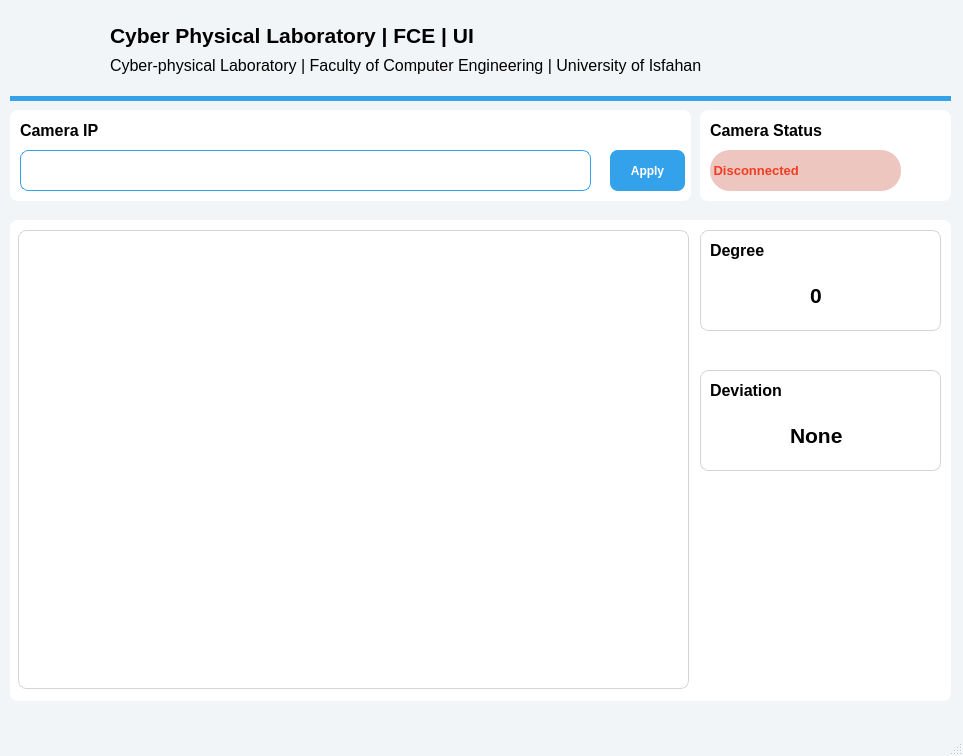
This is 4-User Interface/untitled/mainwindow.ui in pouriaSameti/industrial-pose-estimation as Qt 5 draws it before an edit. The edited form follows.
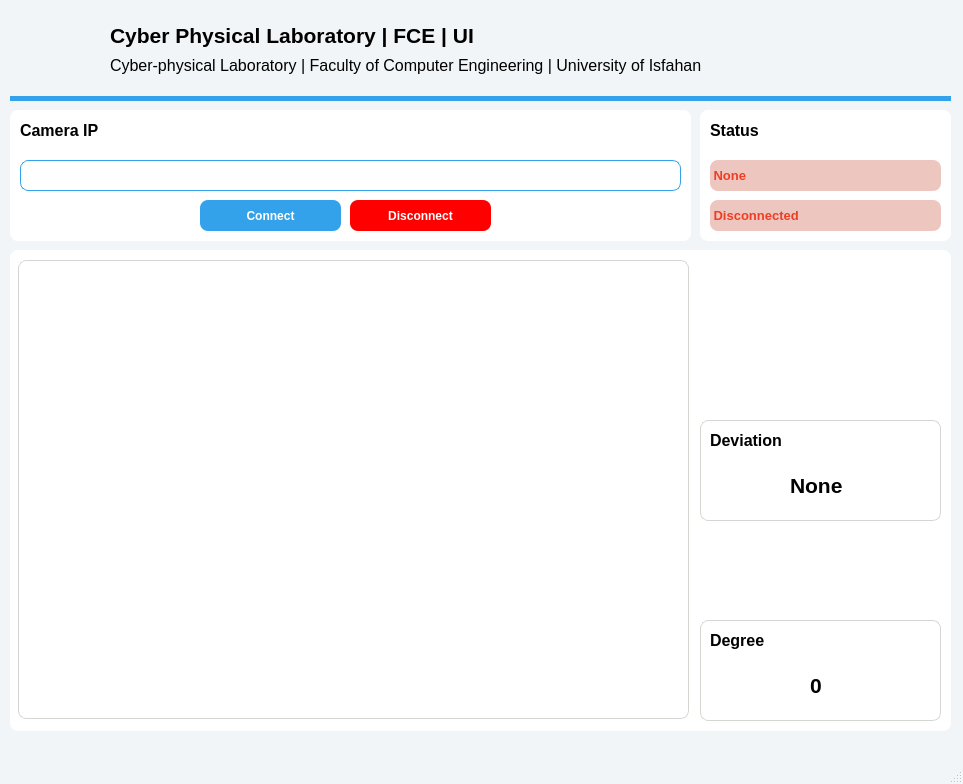
This is the edited form. Icons and pictures are not drawn.

Commit message: UI -> Add Disconnect button. Add real-time source frame.

Patch:
```diff
--- a/4-User Interface/untitled/mainwindow.ui
+++ b/4-User Interface/untitled/mainwindow.ui
@@ -7,7 +7,7 @@
     <x>0</x>
     <y>0</y>
     <width>963</width>
-    <height>756</height>
+    <height>784</height>
    </rect>
   </property>
   <property name="windowTitle">
@@ -104,7 +104,7 @@
       <x>10</x>
       <y>110</y>
       <width>681</width>
-      <height>91</height>
+      <height>131</height>
      </rect>
     </property>
     <property name="styleSheet">
@@ -142,9 +142,9 @@
      <property name="geometry">
       <rect>
        <x>10</x>
-       <y>40</y>
-       <width>571</width>
-       <height>41</height>
+       <y>50</y>
+       <width>661</width>
+       <height>31</height>
       </rect>
      </property>
      <property name="styleSheet">
@@ -160,10 +160,10 @@
     <widget class="QPushButton" name="connectCameraButton">
      <property name="geometry">
       <rect>
-       <x>600</x>
-       <y>40</y>
-       <width>75</width>
-       <height>41</height>
+       <x>190</x>
+       <y>90</y>
+       <width>141</width>
+       <height>31</height>
       </rect>
      </property>
      <property name="styleSheet">
@@ -176,7 +176,29 @@
 }</string>
      </property>
      <property name="text">
-      <string>Apply</string>
+      <string>Connect</string>
+     </property>
+    </widget>
+    <widget class="QPushButton" name="disconnectCameraButton">
+     <property name="geometry">
+      <rect>
+       <x>340</x>
+       <y>90</y>
+       <width>141</width>
+       <height>31</height>
+      </rect>
+     </property>
+     <property name="styleSheet">
+      <string notr="true">QPushButton#disconnectCameraButton {
+    background-color: red;
+    color: white;
+    border: none;
+	border-radius: 8px;
+	font-weight: bold;
+}</string>
+     </property>
+     <property name="text">
+      <string>Disconnect</string>
      </property>
     </widget>
    </widget>
@@ -184,7 +206,7 @@
     <property name="geometry">
      <rect>
       <x>10</x>
-      <y>220</y>
+      <y>250</y>
       <width>941</width>
       <height>481</height>
      </rect>
@@ -205,7 +227,7 @@
      <property name="geometry">
       <rect>
        <x>690</x>
-       <y>10</y>
+       <y>370</y>
        <width>241</width>
        <height>101</height>
       </rect>
@@ -266,7 +288,7 @@
      <property name="geometry">
       <rect>
        <x>690</x>
-       <y>150</y>
+       <y>170</y>
        <width>241</width>
        <height>101</height>
       </rect>
@@ -354,7 +376,7 @@
       <x>700</x>
       <y>110</y>
       <width>251</width>
-      <height>91</height>
+      <height>131</height>
      </rect>
     </property>
     <property name="styleSheet">
@@ -385,53 +407,56 @@
       </font>
      </property>
      <property name="text">
-      <string>Camera Status</string>
+      <string>Status</string>
      </property>
     </widget>
-    <widget class="QFrame" name="cameraStatusFrame">
+    <widget class="QLabel" name="cameraStatusText">
      <property name="geometry">
       <rect>
        <x>10</x>
-       <y>40</y>
-       <width>211</width>
-       <height>41</height>
+       <y>90</y>
+       <width>231</width>
+       <height>31</height>
       </rect>
      </property>
      <property name="styleSheet">
-      <string notr="true">QFrame#cameraStatusFrame {
-    border-radius: 20px;
+      <string notr="true">QLabel#cameraStatusText{
+    color: #f03d22;
+    font-family: &quot;Segoe UI&quot;;
+    font-size: 10pt;
+    font-weight: 600;
+
+	background-color: #edc6c0;
+    border-radius: 8px;
 }</string>
      </property>
-     <property name="frameShape">
-      <enum>QFrame::Shape::StyledPanel</enum>
+     <property name="text">
+      <string> Disconnected</string>
      </property>
-     <property name="frameShadow">
-      <enum>QFrame::Shadow::Raised</enum>
+    </widget>
+    <widget class="QLabel" name="sourceLabel">
+     <property name="geometry">
+      <rect>
+       <x>10</x>
+       <y>50</y>
+       <width>231</width>
+       <height>31</height>
+      </rect>
      </property>
-     <widget class="QLabel" name="cameraStatusText">
-      <property name="geometry">
-       <rect>
-        <x>0</x>
-        <y>0</y>
-        <width>191</width>
-        <height>41</height>
-       </rect>
-      </property>
-      <property name="styleSheet">
-       <string notr="true">QLabel#cameraStatusText {
+     <property name="styleSheet">
+      <string notr="true">QLabel#sourceLabel{
     color: #f03d22;
     font-family: &quot;Segoe UI&quot;;
     font-size: 10pt;
     font-weight: 600;
 
 	background-color: #edc6c0;
-    border-radius: 20px;
+    border-radius: 8px;
 }</string>
-      </property>
-      <property name="text">
-       <string> Disconnected</string>
-      </property>
-     </widget>
+     </property>
+     <property name="text">
+      <string> None</string>
+     </property>
     </widget>
    </widget>
   </widget>
```
The commit also changes 4 other files.
